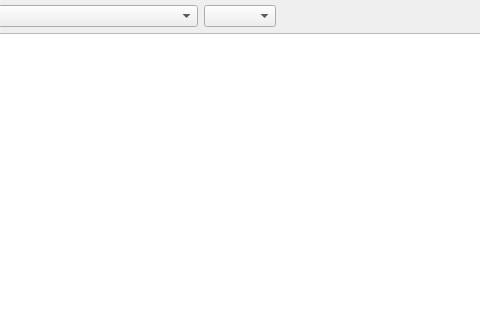
Old version of the form ui/ConnectionTab.ui in the repository mispp/goat; both pictures show x 94 to 574 and y 0 to 320 of the 1159 by 914 pixel window.
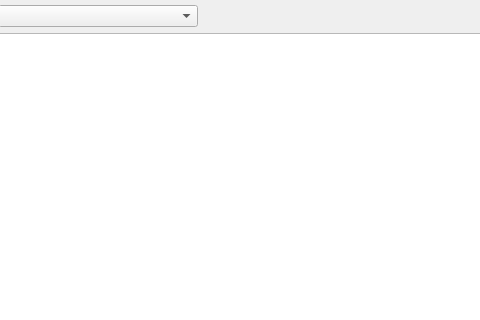
New version of the form. Icons and pictures are not drawn. Custom widgets are drawn as their Qt base class.

Diff of the .ui file:
```diff
--- a/ui/ConnectionTab.ui
+++ b/ui/ConnectionTab.ui
@@ -85,9 +85,6 @@
            </property>
           </widget>
          </item>
-         <item>
-          <widget class="QComboBox" name="comboBoxSyntaxColor"/>
-         </item>
          <item>
           <spacer name="horizontalSpacer">
            <property name="orientation">
```
Left out of the diff: 16 changed lines with no effect on the pictures.
